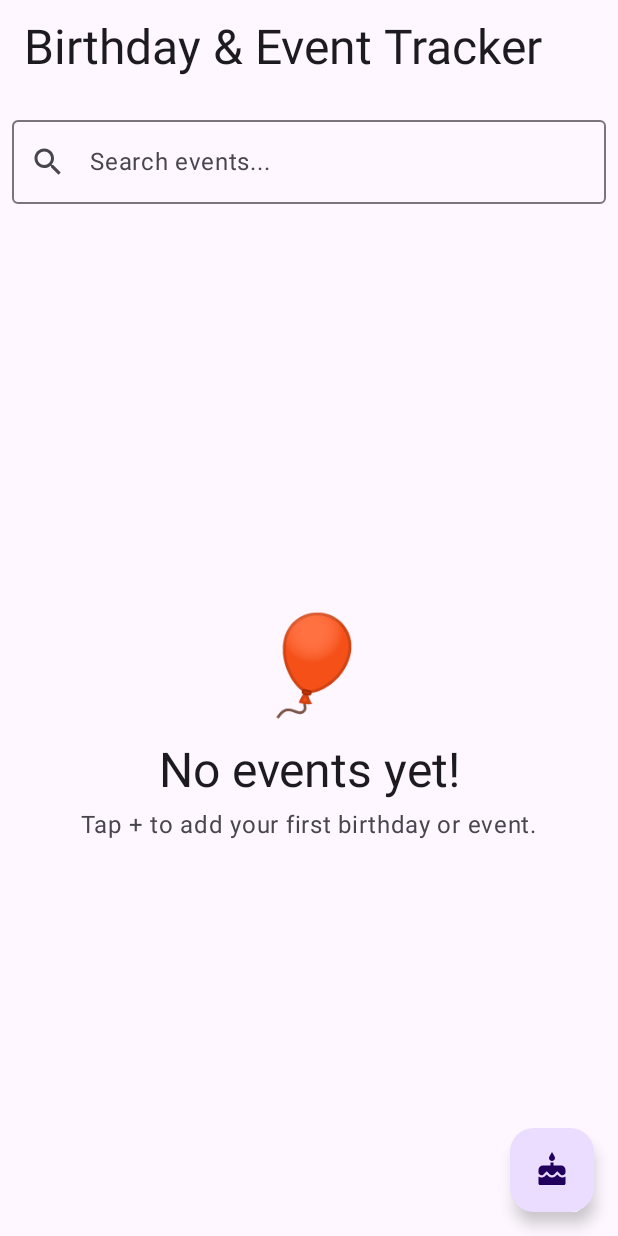
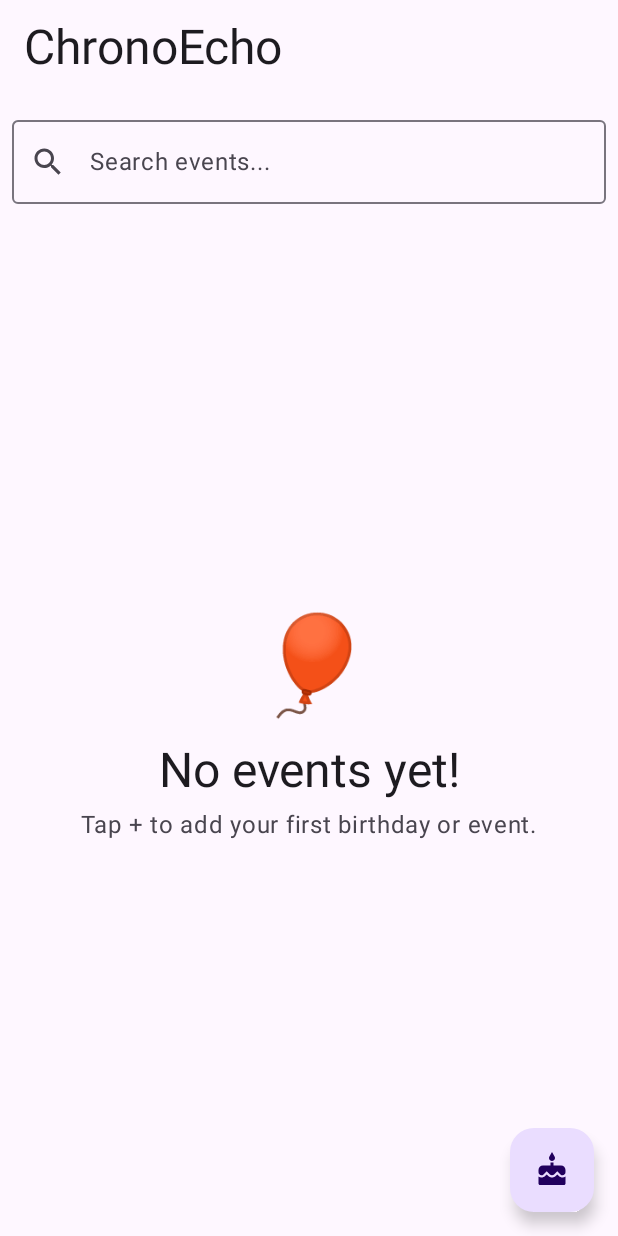
Before and after one commit to Nathan112012/ChronoEcho, an Android app built with Jetpack Compose: the screen it shows after launch (MainActivity), on a phone screen of 412 x 824 dp. Run offline under Robolectric (Android 15) with nearby library versions, the phone set to English and light mode, and no system bars.

```diff
--- a/app/src/main/java/com/example/myapplication/MainActivity.kt
+++ b/app/src/main/java/com/example/myapplication/MainActivity.kt
@@ -240,7 +240,7 @@ fun BirthdayEventApp() {
     Scaffold(
         topBar = {
             TopAppBar(
-                title = { Text("Birthday & Event Tracker", style = MaterialTheme.typography.headlineLarge) }
+                title = { Text("ChronoEcho ", style = MaterialTheme.typography.headlineLarge) }
             )
         },
         floatingActionButton = {
```
